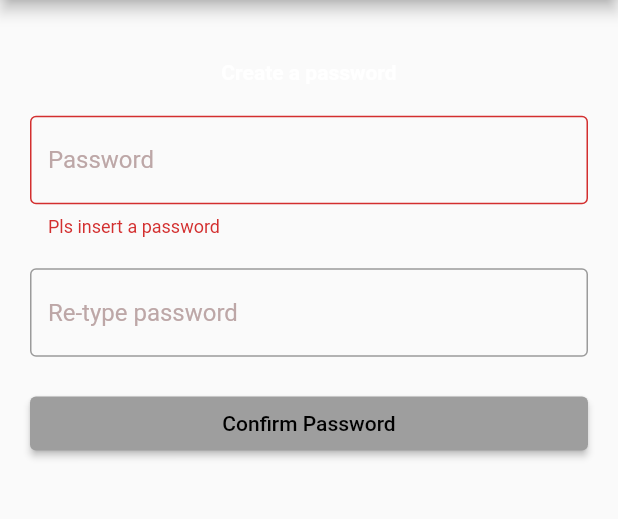
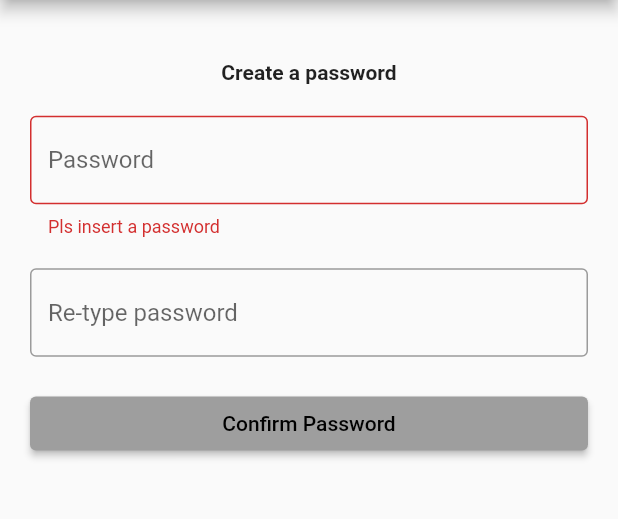
Before and after one commit to yale-swe/s22-eloit, a Flutter app: the RegistrationBox screen opened directly with empty values, after a tap on "Confirm Password", on a phone screen of 412 x 824 dp, the part 84-603 px from its top. Run offline on Flutter 3.47's test engine with Material 2 defaults, Android fonts, the light colour scheme and no system bars; our stand-ins replace cloud_firestore, equatable, firebase_auth, firebase_core, kiwi; accounts and stored records are empty; project files that could hold a hidden picture were left out.

Commit message:
Slight style changes on login/registration to match rest of app

```diff
--- a/lib/screens/auth/auth_helper_widgets.dart
+++ b/lib/screens/auth/auth_helper_widgets.dart
@@ -23,21 +23,21 @@ class CustomFormField extends StatelessWidget {
   @override
   Widget build(BuildContext context) {
     return TextFormField(
-      style: const TextStyle(
-        color: COLOR_FLOATING_TEXT,
-      ),
+      // style: const TextStyle(
+      //   color: COLOR_FLOATING_TEXT,
+      // ),
       validator: validator,
       controller: controller,
       obscureText: obscureText,
       decoration: InputDecoration(
         border: const OutlineInputBorder(
-          borderSide: BorderSide(
-            color: COLOR_CONTRAST_BACKGROUND,
-          ),
+          // borderSide: BorderSide(
+          //   color: COLOR_CONTRAST_BACKGROUND,
+          // ),
         ),
-        hintStyle: const TextStyle(
-          color: Color.fromARGB(255, 189, 167, 167),
-        ),
+        // hintStyle: const TextStyle(
+        //   color: Color.fromARGB(255, 189, 167, 167),
+        // ),
         hintText: hintText,
       ),
     );
--- a/lib/screens/auth/registration.dart
+++ b/lib/screens/auth/registration.dart
@@ -63,7 +63,7 @@ class _RegistrationBoxState extends State<RegistrationBox> {
                   'Create a password',
                   textAlign: TextAlign.center,
                   style: TextStyle(
-                      fontWeight: FontWeight.bold, color: COLOR_FLOATING_TEXT),
+                      fontWeight: FontWeight.bold),
                 ),
                 const FormPaddingLayer(),
                 RegisterPasswordField(controller: passwordController),
@@ -88,7 +88,7 @@ class _RegistrationBoxState extends State<RegistrationBox> {
                             context,
                             MaterialPageRoute(
                               // TODO: Fix this.
-                              builder: (context) => ConfirmEmailPage(),
+                              builder: (context) => const ConfirmEmailPage(),
                             ),
                           );
                         } else {
@@ -198,7 +198,6 @@ class _ConfirmEmailPageState extends State<ConfirmEmailPage> {
     }
 
     return Scaffold(
-      backgroundColor: COLOR_BACKGROUND,
       appBar: AppBar(
         title: const Text(APP_NAME),
         actions: [
@@ -226,13 +225,13 @@ class _ConfirmEmailPageState extends State<ConfirmEmailPage> {
               const FormPaddingLayer(),
               Text(
                 bodyContent,
-                style: TextStyle(color: COLOR_FLOATING_TEXT),
+                //style: TextStyle(color: COLOR_FLOATING_TEXT),
               ),
               const FormPaddingLayer(),
               RichText(
                 text: TextSpan(
-                    style: const TextStyle(
-                      color: COLOR_FLOATING_TEXT,
+                    style: TextStyle(
+                      color: Theme.of(context).textTheme.headline6?.color,
                     ),
                     text: "Can't find link? ",
                     children: [
```
Also changed, not shown: lib/screens/auth/auth_widget.dart (+4 -4 lines), lib/screens/home.dart (+7 -7 lines), 1 other file.
